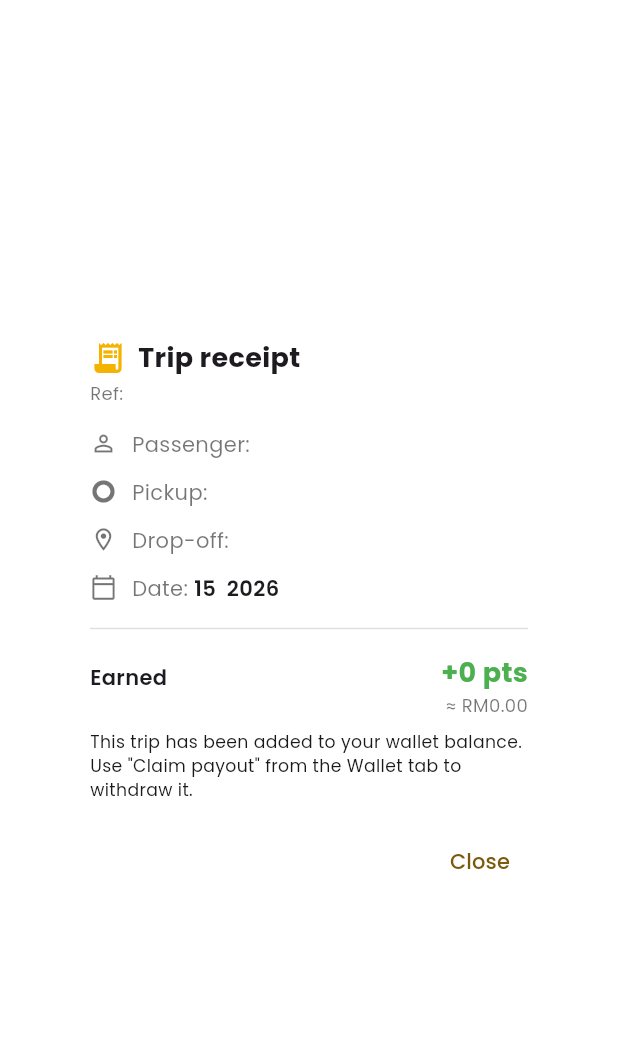
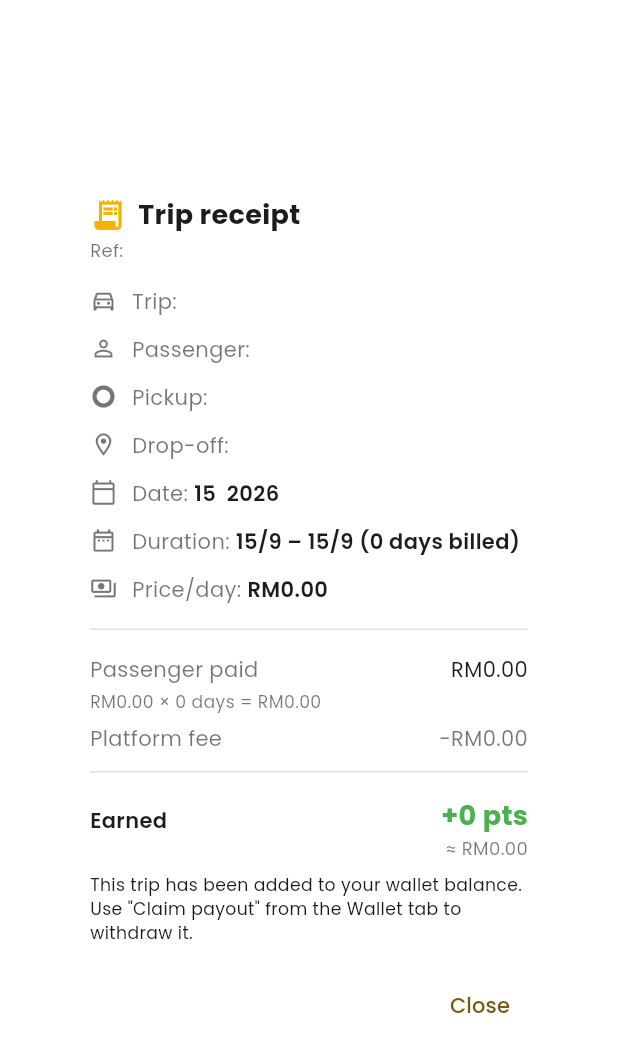
Before and after one commit to Milokaukau/nak_tumpang, a Flutter app: the TripDetailDialog widget shown alone on an empty page, opened directly with empty values, on a phone screen of 412 x 824 dp. Shown: the top 1052 px of the screen. Run offline on Flutter 3.47's test engine with Material 3 defaults, Android fonts, the phone set to English and light mode, and no system bars; our stand-ins replace connectivity_plus, csv, flutter_dotenv, flutter_map, geolocator, google_fonts and 6 more; missing offline and left inert: flutter_stripe; accounts and stored records are empty; network calls fail; statements that could not run were skipped.

Commit message:
payout linked to payment

```diff
--- a/lib/features/payment/data/services/payment_local_service.dart
+++ b/lib/features/payment/data/services/payment_local_service.dart
@@ -40,7 +40,7 @@ class PaymentLocalService {
   // (see its auth-state listener) so a second user on the same device can
   // never read a previous user's cached payment history.
   Future<List<Map<String, dynamic>>> getOfflinePayments({required bool isCompleted}) async {
-    final db = await _dbService.database;
+    final db = await _dbService.readOnlyDatabase;
 
     final whereClause = isCompleted ? 'paid_at IS NOT NULL' : 'paid_at IS NULL';
 
--- a/lib/features/payout/UI/components/trip_detail_dialog.dart
+++ b/lib/features/payout/UI/components/trip_detail_dialog.dart
@@ -33,6 +33,8 @@ class TripDetailDialog extends StatelessWidget {
                 style: const TextStyle(color: AppColors.greyText, fontSize: 12),
               ),
               const SizedBox(height: 16),
+              _DetailRow(icon: Icons.directions_car_outlined, label: 'Trip', value: trip.tripName),
+              const SizedBox(height: 12),
               _DetailRow(icon: Icons.person_outline, label: 'Passenger', value: trip.passengerName),
               const SizedBox(height: 12),
               _DetailRow(icon: Icons.trip_origin, label: 'Pickup', value: trip.pickupName),
@@ -40,7 +42,44 @@ class TripDetailDialog extends StatelessWidget {
               _DetailRow(icon: Icons.location_on_outlined, label: 'Drop-off', value: trip.dropoffName),
               const SizedBox(height: 12),
               _DetailRow(icon: Icons.calendar_today_outlined, label: 'Date', value: _formatDate(trip)),
+              const SizedBox(height: 12),
+              _DetailRow(icon: Icons.date_range_outlined, label: 'Duration', value: _formatDuration(trip)),
+              const SizedBox(height: 12),
+              _DetailRow(
+                icon: Icons.payments_outlined,
+                label: 'Price/day',
+                value: 'RM${trip.dailyFee.toStringAsFixed(2)}',
+              ),
               const SizedBox(height: 16),
+              const Divider(height: 1, color: AppColors.greyBorder),
+              const SizedBox(height: 16),
+              Row(
+                children: [
+                  const Expanded(
+                    child: Text('Passenger paid', style: TextStyle(color: AppColors.greyText)),
+                  ),
+                  Text('RM${trip.grossAmount.toStringAsFixed(2)}'),
+                ],
+              ),
+              const SizedBox(height: 4),
+              Text(
+                'RM${trip.dailyFee.toStringAsFixed(2)} × ${trip.billableDays} '
+                    'day${trip.billableDays == 1 ? '' : 's'} = RM${trip.grossAmount.toStringAsFixed(2)}',
+                style: const TextStyle(color: AppColors.greyText, fontSize: 11.5),
+              ),
+              const SizedBox(height: 6),
+              Row(
+                children: [
+                  const Expanded(
+                    child: Text('Platform fee', style: TextStyle(color: AppColors.greyText)),
+                  ),
+                  Text(
+                    '-RM${trip.platformFee.toStringAsFixed(2)}',
+                    style: const TextStyle(color: AppColors.greyText),
+                  ),
+                ],
+              ),
+              const SizedBox(height: 12),
               const Divider(height: 1, color: AppColors.greyBorder),
               const SizedBox(height: 16),
               Row(
@@ -89,6 +128,14 @@ class TripDetailDialog extends StatelessWidget {
     return '${date.day} ${trip.monthLabel} ${date.year}';
   }
 
+  String _formatDuration(RecentTripDisplay trip) {
+    final start = trip.cycleStartDate;
+    final end = trip.cycleEndDate;
+    final daysLabel = '${trip.billableDays} day${trip.billableDays == 1 ? '' : 's'} billed';
+    if (start == null || end == null) return daysLabel;
+    return '${start.day}/${start.month} – ${end.day}/${end.month} ($daysLabel)';
+  }
+
   String _shortRef(String id) {
     if (id == '-') return '-';
     final cleaned = id.replaceAll('-', '');
--- a/lib/features/payout/UI/screens/driver_balance_screen.dart
+++ b/lib/features/payout/UI/screens/driver_balance_screen.dart
@@ -185,14 +185,14 @@ class _WalletTab extends StatelessWidget {
             ),
             const SizedBox(height: 24),
             const Text(
-              'Recent trips',
+              'Recent transactions',
               style: TextStyle(fontWeight: FontWeight.bold, fontSize: 16),
             ),
             const SizedBox(height: 8),
             if (vm.recentTrips.isEmpty)
               const Padding(
                 padding: EdgeInsets.symmetric(vertical: 16),
-                child: Text('No completed trips yet.', style: TextStyle(color: AppColors.greyText)),
+                child: Text('No transactions yet.', style: TextStyle(color: AppColors.greyText)),
               )
             else
               ...vm.recentTrips.map((trip) => _RecentTripTile(
--- a/lib/features/payout/data/services/payout_gateway.dart
+++ b/lib/features/payout/data/services/payout_gateway.dart
@@ -11,11 +11,12 @@ abstract class PayoutGateway {
   Stream<String> process(String payoutId);
 }
 
-// payout marked as paid when success dialog is on screen
+// payout goes through a brief 'processing' step before being marked paid
 class MockPayoutGateway implements PayoutGateway {
   @override
   Stream<String> process(String payoutId) async* {
-    await Future.delayed(const Duration(milliseconds: 500));
+    yield 'processing';
+    await Future.delayed(const Duration(milliseconds: 900));
     yield 'completed';
   }
 }
--- a/lib/features/payout/data/services/payout_service.dart
+++ b/lib/features/payout/data/services/payout_service.dart
@@ -17,41 +17,62 @@ class PayoutService {
   }
 
   // filtered server-side by date range (not full)
+  // Points now come from actually-settled payments (driver_net_amount,
+  // already RM1 platform fee deducted by settle_payments()), not from
+  // tumpang_request.status — that field tracks whether a negotiation was
+  // finalized, not whether the passenger paid.
+  // payment_type = 'monthly' excludes the subscription deposit row and any
+  // cancellation/refund adjustment rows — only actually-billed cycles should
+  // count toward this month's points.
   Future<List<Map<String, dynamic>>> fetchCompletedTripsInRange(
       String userId, {
         required DateTime start,
         required DateTime end,
       }) async {
     final response = await _supabase
-        .from('tumpang_request')
-        .select('id, fee, sub_start_date, driver_trips!inner(user_id)')
-        .eq('driver_trips.user_id', userId)
-        .eq('status', 'completed')
-        .gte('sub_start_date', start.toIso8601String())
-        .lt('sub_start_date', end.toIso8601String());
+        .from('payments')
+        .select('id, driver_net_amount, paid_at, tumpang_subscription!inner(driver_trips!inner(user_id))')
+        .eq('tumpang_subscription.driver_trips.user_id', userId)
+        .eq('payment_type', 'monthly')
+        .not('paid_at', 'is', null)
+        .gte('paid_at', start.toIso8601String())
+        .lt('paid_at', end.toIso8601String());
 
     return List<Map<String, dynamic>>.from(response);
   }
 
   // capped server-side with .limit() rather than fetching whole history and only using the first 10 client-side
+  // Each row is a settled payment (an actual paid invoice), joined through
+  // to the subscription for pickup/dropoff and the passenger's name — this
+  // is "the actual completed [and paid] trip" backing each recent-trip entry.
+  // payment_type = 'monthly' — same reasoning as fetchCompletedTripsInRange:
+  // deposits and cancellation/refund rows aren't trips and shouldn't show here.
   Future<List<Map<String, dynamic>>> fetchRecentCompletedTrips(
       String userId, {
         int limit = 10,
       }) async {
     final response = await _supabase
-        .from('tumpang_request')
+        .from('payments')
         .select('''
           id,
-          fee,
-          pickup_name,
-          dropoff_name,
-          sub_start_date,
-          driver_trips!inner(user_id),
-          passenger_trips(user_id, users(name))
+          amount,
+          platform_fee,
+          driver_net_amount,
+          cycle_start_date,
+          cycle_end_date,
+          paid_at,
+          tumpang_subscription!inner(
+            pickup_location,
+            dropoff_location,
+            fee,
+            driver_trips!inner(user_id, trip_name),
+            passenger_trips(user_id, users(name))
+          )
         ''')
-        .eq('driver_trips.user_id', userId)
-        .eq('status', 'completed')
-        .order('sub_start_date', ascending: false)
+        .eq('tumpang_subscription.driver_trips.user_id', userId)
+        .eq('payment_type', 'monthly')
+        .not('paid_at', 'is', null)
+        .order('paid_at', ascending: false)
         .limit(limit);
 
     return List<Map<String, dynamic>>.from(response);
--- a/lib/features/payout/view_models/payout_view_model.dart
+++ b/lib/features/payout/view_models/payout_view_model.dart
@@ -120,23 +120,41 @@ class PayoutHistoryDisplay {
 }
 
 class RecentTripDisplay {
-  final String tripId; // tumpang_request.id — shown as a reference on the receipt
+  final String tripId; // payments.id (settled) — shown as a reference on the receipt
   final String passengerName;
+  final String tripName; // the driver's own trip name this cycle was billed against
   final String pickupName;
   final String dropoffName;
-  final double points;
+  final double points; // net, after platform fee — what actually hit the wallet
+  final double grossAmount; // what the passenger paid, before the platform fee
+  final double platformFee;
+  final double dailyFee; // tumpang_subscription.fee — the per-day rate for this ride
+  final DateTime? cycleStartDate;
+  final DateTime? cycleEndDate;
   final String monthLabel; // e.g. "August"
   final DateTime? tripDate; // full date, for the trip detail popup
 
   RecentTripDisplay({
     required this.tripId,
     required this.passengerName,
+    required this.tripName,
     required this.pickupName,
     required this.dropoffName,
     required this.points,
+    required this.grossAmount,
+    required this.platformFee,
+    required this.dailyFee,
+    this.cycleStartDate,
+    this.cycleEndDate,
     required this.monthLabel,
     this.tripDate,
   });
+
+  // Billed days derived from amount ÷ daily rate rather than the raw
+  // cycle_start/cycle_end span — grossAmount already has driver-caused
+  // missed days deducted (see _countDriverMissedDays), the raw date range
+  // doesn't, so recomputing from dates alone would overcount.
+  int get billableDays => dailyFee > 0 ? (grossAmount / dailyFee).round() : 0;
 }
 
 class PayoutViewModel extends ChangeNotifier {
@@ -605,21 +623,37 @@ class PayoutViewModel extends ChangeNotifier {
     // that doesn't actually back up the points figure next to it.
     tripsCompletedCount = 0;
     for (final trip in monthTrips) {
-      thisMonthPoints += (trip['fee'] as num?)?.toDouble() ?? 0;
+      // driver_net_amount is set by settle_payments() — the invoice
+      // amount with the RM1 platform fee already deducted.
+      thisMonthPoints += (trip['driver_net_amount'] as num?)?.toDouble() ?? 0;
       tripsCompletedCount++;
     }
 
     final recent = await _service.fetchRecentCompletedTrips(userId, limit: 10);
     recentTrips = recent.map((trip) {
-      final dateStr = trip['sub_start_date'] as String?;
+      // paid_at (when it actually posted to the wallet) rather than
+      // cycle_start_date, so "recent" ordering matches what actually
+      // credited the driver.
+      final dateStr = trip['paid_at'] as String?;
       final date = dateStr != null ? DateTime.tryParse(dateStr) : null;
-      final passengerName = trip['passenger_trips']?['users']?['name'] as String? ?? 'Passenger';
+      final subscription = trip['tumpang_subscription'] as Map<String, dynamic>?;
+      final passengerName =
+          subscription?['passenger_trips']?['users']?['name'] as String? ?? 'Passenger';
+      final driverTrip = subscription?['driver_trips'] as Map<String, dynamic>?;
+      final cycleStartStr = trip['cycle_start_date'] as String?;
+      final cycleEndStr = trip['cycle_end_date'] as String?;
       return RecentTripDisplay(
         tripId: trip['id']?.toString() ?? '-',
         passengerName: passengerName,
-        pickupName: trip['pickup_name'] as String? ?? '-',
-        dropoffName: trip['dropoff_name'] as String? ?? '-',
-        points: (trip['fee'] as num?)?.toDouble() ?? 0,
+        tripName: driverTrip?['trip_name'] as String? ?? '-',
+        pickupName: subscription?['pickup_location'] as String? ?? '-',
+        dropoffName: subscription?['dropoff_location'] as String? ?? '-',
+        points: (trip['driver_net_amount'] as num?)?.toDouble() ?? 0,
+        grossAmount: (trip['amount'] as num?)?.toDouble() ?? 0,
+        platformFee: (trip['platform_fee'] as num?)?.toDouble() ?? 0,
+        dailyFee: double.tryParse(subscription?['fee']?.toString() ?? '') ?? 0,
+        cycleStartDate: cycleStartStr != null ? DateTime.tryParse(cycleStartStr) : null,
+        cycleEndDate: cycleEndStr != null ? DateTime.tryParse(cycleEndStr) : null,
         monthLabel: date != null ? _monthName(date.month) : '-',
         tripDate: date,
       );
@@ -800,6 +834,12 @@ class PayoutViewModel extends ChangeNotifier {
       // netAmount than what the driver saw live.
       final cachedFee = fee ?? (selectedMethod == PayoutMethod.bankTransfer ? kFallbackBankTransferFee : 0);
       lastPayoutId = payoutId;
+      // Explicit reset, not just relying on the field's initial value —
+      // this view model is long-lived (one instance per driver session,
+      // not per-dialog), so a previous payout could've already left this
+      // at 'completed'. runPayoutStatusAnimation() (called once the
+      // success dialog is on screen) drives it from here through the
+      // gateway's processing -> completed animation.
       payoutStatus = 'pending';
       final now = DateTime.now();
 
@@ -838,7 +878,7 @@ class PayoutViewModel extends ChangeNotifier {
           PayoutHistoryDisplay(
             id: payoutId,
             amount: amount,
-            status: 'pending',
+            status: 'completed',
             paymentMethod: selectedMethod,
             bankName: bankName,
             bankAccNo: bankAccNo,
@@ -885,48 +925,37 @@ class PayoutViewModel extends ChangeNotifier {
     }
   }
 
-  // status transitions come from the (currently mocked) payout gateway.
-  // 'processing' is UI-only — see the payoutStatusLabel/Color doc
-  // comment above for why it's never written to payout_history.
-  //
-  // Both payment methods run this and auto-complete — see
-  // MockPayoutGateway's doc comment for why that's a deliberate demo
-  // simplification rather than a claim that real bank transfers clear
-  // instantly.
+  // Drives the pending -> processing -> completed animation on the
+  // success dialog by consuming the (currently mocked) payout gateway's
+  // status stream — see MockPayoutGateway's doc comment for why this is
+  // a deliberate demo simplification. 'processing' is UI-only and never
+  // written to payout_history (see payoutStatusLabel/Color); only the
+  // terminal 'completed'/'failed' status gets persisted, with the same
+  // retry/reconciliation safety net as before in case that write fails.
   Future<void> runPayoutStatusAnimation() async {
     final payoutId = lastPayoutId;
     if (payoutId == null) return;
 
-    payoutStatus = 'pending';
+    await for (final status in _gateway.process(payoutId)) {
+      payoutStatus = status;
+      _safeNotify();
+      if (status != 'completed' && status != 'failed') continue;
+
+      _syncHistoryStatus(payoutId, status);
       _safeNotify();
 
-    await for (final status in _gateway.process(payoutId)) {
-      if (_disposed) return;
-      payoutStatus = status;
-      final isTerminal = status == 'completed' || status == 'failed';
-      // Mutate payoutHistory *before* the first notify for a terminal
-      // status, so the one rebuild this triggers already reflects the
-      // synced entry — this is also the last emission from the stream,
-      // so there's no later notify that would otherwise pick it up and
-      // the History tab would stay stuck showing "Pending".
-      if (isTerminal) {
-        _syncHistoryStatus(payoutId, status);
-      }
-      _safeNotify();
-      if (isTerminal) {
       try {
         await _service.updatePayoutStatus(payoutId, status);
         await _localService.updateCachedPayoutStatus(payoutId, status, processedAt: DateTime.now());
       } catch (e) {
-          // The UI already shows this payout as done — don't let a
-          // failed write silently leave payout_history disagreeing with
-          // what the driver saw. Flag it for reconciliation and retry
-          // once, rather than losing the failure entirely.
+        // The UI already shows this payout as done — don't let a failed
+        // write silently leave payout_history disagreeing with what the
+        // driver saw. Flag it for reconciliation and retry once, rather
+        // than losing the failure entirely.
         pendingReconciliation[payoutId] = status;
-          // Local persistence is independent of the remote retry below —
-          // a database error here (e.g. sqflite hiccup) must not skip
-          // the immediate remote retry, which is the more time-sensitive
-          // of the two.
+        // Local persistence is independent of the remote retry below — a
+        // database error here (e.g. sqflite hiccup) must not skip the
+        // immediate remote retry, which is the more time-sensitive of the two.
         var localSaveOk = true;
         try {
           await _localService.savePendingReconciliation(payoutId, status);
@@ -942,12 +971,12 @@ class PayoutViewModel extends ChangeNotifier {
           await _localService.removePendingReconciliation(payoutId);
           pendingReconciliation.remove(payoutId);
         } catch (e2) {
-            // Still unresolved after the immediate retry — it needs to
-            // stay recorded in pending_payout_reconciliation so
+          // Still unresolved after the immediate retry — it needs to stay
+          // recorded in pending_payout_reconciliation so
           // _applyPendingReconciliations can retry it later (including
-            // across app restarts). If the earlier local save above
-            // failed, that record was never written, so try once more
-            // here rather than silently losing the reconciliation.
+          // across app restarts). If the earlier local save above failed,
+          // that record was never written, so try once more here rather
+          // than silently losing the reconciliation.
           if (!localSaveOk) {
             try {
               await _localService.savePendingReconciliation(payoutId, status);
@@ -956,7 +985,6 @@ class PayoutViewModel extends ChangeNotifier {
             }
           }
           debugPrint('Retry also failed to persist payout status for $payoutId: $e2');
-          }
         }
       }
     }
```
Also changed, not shown: lib/core/services/local_db_service.dart (+55 -2 lines), lib/features/payment/data/services/payment_supabase_service.dart (+8 -5 lines), lib/features/payout/UI/components/payout_details_dialog.dart (+6 -1 lines), lib/features/payout/data/services/payout_local_service.dart (+5 -5 lines), lib/features/profile/view_models/register_view_model.dart (+3 -6 lines). Lines whose indentation alone changed are shown as unchanged.
